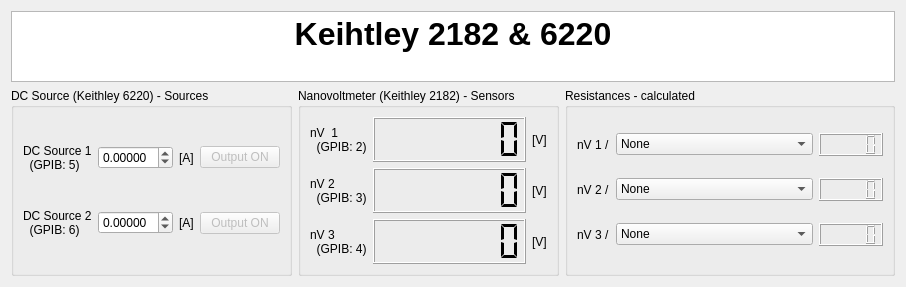
This is Keithley/Keithley_Control.ui in Cryostat-GUI/Cryostat-GUI as Qt 5 draws it before an edit. The edited form follows.
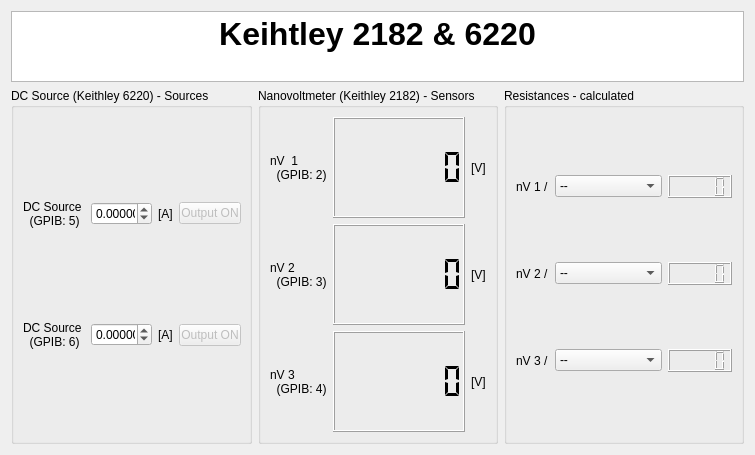
This is the edited form.

Diff of the .ui file:
```diff
--- a/Keithley/Keithley_Control.ui
+++ b/Keithley/Keithley_Control.ui
@@ -6,8 +6,8 @@
    <rect>
     <x>0</x>
     <y>0</y>
-    <width>906</width>
-    <height>287</height>
+    <width>755</width>
+    <height>455</height>
    </rect>
   </property>
   <property name="minimumSize">
@@ -30,7 +30,7 @@
        <widget class="QComboBox" name="comboBox_3">
         <item>
          <property name="text">
-          <string>None</string>
+          <string>--</string>
          </property>
         </item>
         <item>
@@ -49,7 +49,7 @@
        <widget class="QComboBox" name="comboBox_2">
         <item>
          <property name="text">
-          <string>None</string>
+          <string>--</string>
          </property>
         </item>
         <item>
@@ -78,7 +78,7 @@
        <widget class="QComboBox" name="comboBox_1">
         <item>
          <property name="text">
-          <string>None</string>
+          <string>--</string>
          </property>
         </item>
         <item>
```
